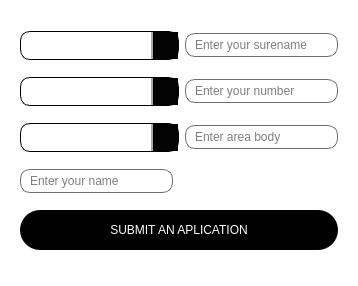
Old version of the form question.ui in the repository natalyatesluk/courseWork.
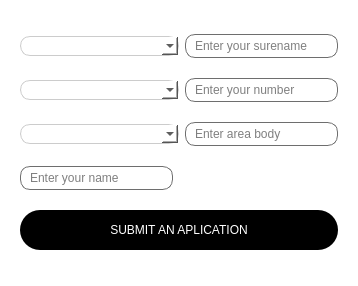
New version of the form. The open tabs and pages were chosen to show the change. Icons and pictures are not drawn.

```diff
--- a/question.ui
+++ b/question.ui
@@ -18,7 +18,16 @@
     <normaloff>:/build-course-Desktop_Qt_6_5_3_MinGW_64_bit-Debug/icons/iconka.ico</normaloff>:/build-course-Desktop_Qt_6_5_3_MinGW_64_bit-Debug/icons/iconka.ico</iconset>
   </property>
   <property name="styleSheet">
-   <string notr="true">QWidget
+   <string notr="true">QComboBox {
+    border: 1px solid #ccc;
+    border-radius: 10px; /* Регулює заокруглення кутів */
+    padding: 1px 18px 1px 3px; /* Регулює відступи внутрішніх елементів */
+    min-width: 6em;
+	font: 9pt &quot;Candara&quot;;
+}
+
+
+QWidget
 {
 background-color: rgb(255, 255, 255);
 color: rgb(0, 0, 0);
@@ -376,57 +385,14 @@
      <widget class="QWidget" name="applicPage">
       <property name="styleSheet">
        <string notr="true">QComboBox {
-    border: 1px solid black;
-    border-radius: 10px;
-    padding: 1px 18px 10px 3px;
-    selection-background-color: lightgray;
+    border: 1px solid #ccc;
+    border-radius: 10px; /* Регулює заокруглення кутів */
+    padding: 1px 18px 1px 3px; /* Регулює відступи внутрішніх елементів */
+    min-width: 6em;
+	font: 9pt &quot;Candara&quot;;
 }
 
-QComboBox:editable {
-    background: white;
-}
 
-QComboBox:!editable,
-QComboBox::drop-down:editable {
-    background-color: rgb(255, 255, 255);
-}
-
-QComboBox:!editable:on,
-QComboBox::drop-down:editable:on {
-    background: rgb(255, 255, 255);
-}
-
-QComboBox:on {
-    background: #rgb(225, 225, 225);
-}
-
-QComboBox::drop-down {
-    subcontrol-origin: padding;
-    subcontrol-position: top right;
-    width: 25px;
-    background-color: rgb(3, 3, 3);
-    border-left-width: 2px;
-    border-left-color: darkgray;
-    border-left-style: solid;
-}
-
-QComboBox::down-arrow {
-    image: url(:/photo/upArrow.png);
-    width: 10px;
-    height: 10px;
-    border-radius: 8px;
-    background-color: rgb(0, 0, 0);
-}
-
-QComboBox::down-arrow:on {
-    top: 1px;
-    left: 1px;
-    background-color: rgb(9, 9, 9);
-}
-
-QComboBox QAbstractItemView {
-    border-radius: 10px; /* Закруглення країв для випадаючого списку */
-}
 </string>
       </property>
       <layout class="QGridLayout" name="gridLayout_8">
```
Left out of the diff: 52 changed lines with no effect on the pictures.
